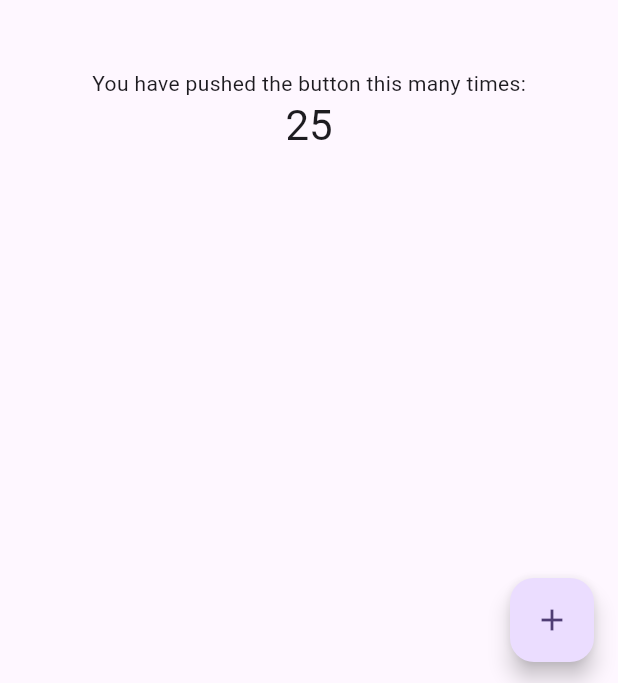
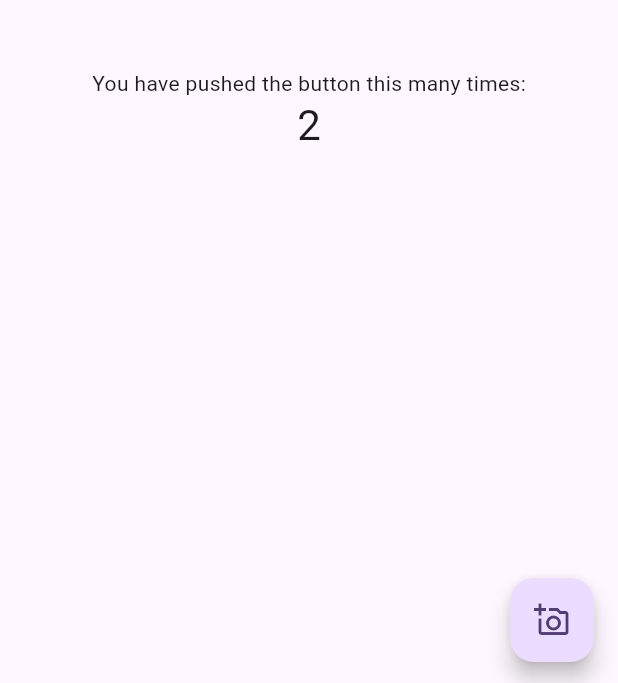
Before and after one commit to monzerAlbarbary/x, a Flutter app: the screen it shows after launch, on a phone screen of 412 x 824 dp. Shown: the part 550-1233 px from the top of the screen. Run offline on Flutter 3.47's test engine with Material 3 defaults, Android fonts, the phone set to English and light mode, and no system bars.

Commit message:
dart ignore

```diff
--- a/lib/main.dart
+++ b/lib/main.dart
@@ -33,7 +33,7 @@ class MyHomePage extends StatefulWidget {
 }
 
 class _MyHomePageState extends State<MyHomePage> {
-  int _counter = 25;
+  int _counter = 2;
 
   void _incrementCounter() {
     setState(() {
@@ -71,7 +71,7 @@ class _MyHomePageState extends State<MyHomePage> {
       floatingActionButton: FloatingActionButton(
         onPressed: _incrementCounter,
         tooltip: 'Increment',
-        child: const Icon(Icons.add),
+        child: const Icon(Icons.add_a_photo_outlined),
       ), // This trailing comma makes auto-formatting nicer for build methods.
     );
   }
```
Also changed, not shown: 1 other file.
